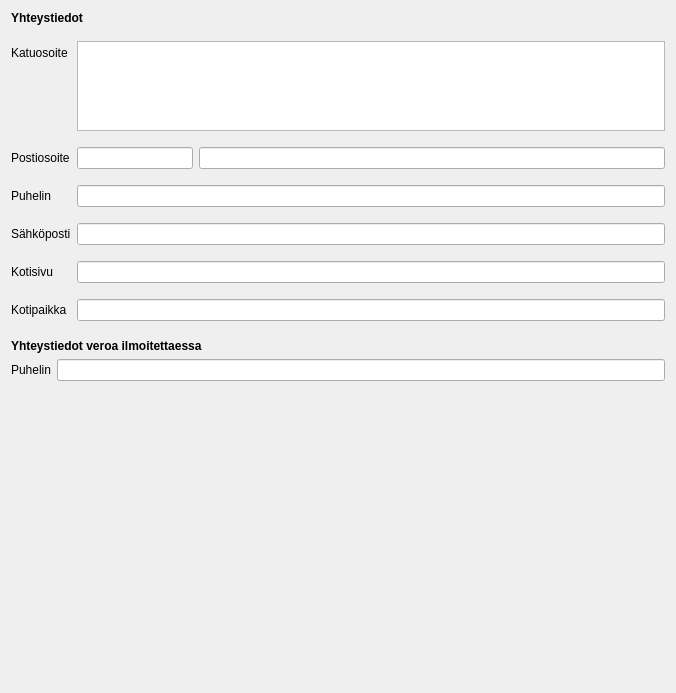
The window that kitsas/maaritys/yhteystiedot.ui (artoh/kitupiikki) describes before a commit, drawn with Qt 5.
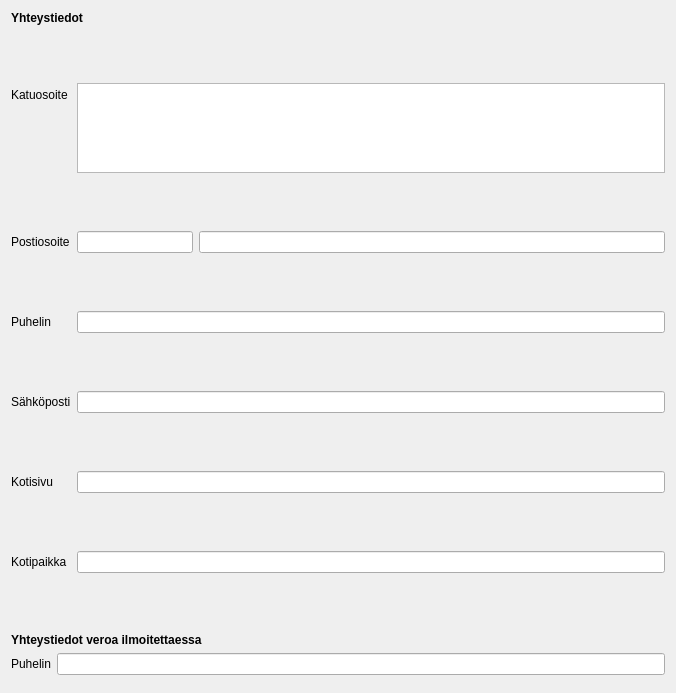
The same window after the commit.

The edit to the form file:
```diff
--- a/kitsas/maaritys/yhteystiedot.ui
+++ b/kitsas/maaritys/yhteystiedot.ui
@@ -186,12 +186,6 @@
      <property name="orientation">
       <enum>Qt::Vertical</enum>
      </property>
-     <property name="sizeHint" stdset="0">
-      <size>
-       <width>357</width>
-       <height>40</height>
-      </size>
-     </property>
     </spacer>
    </item>
   </layout>
```
